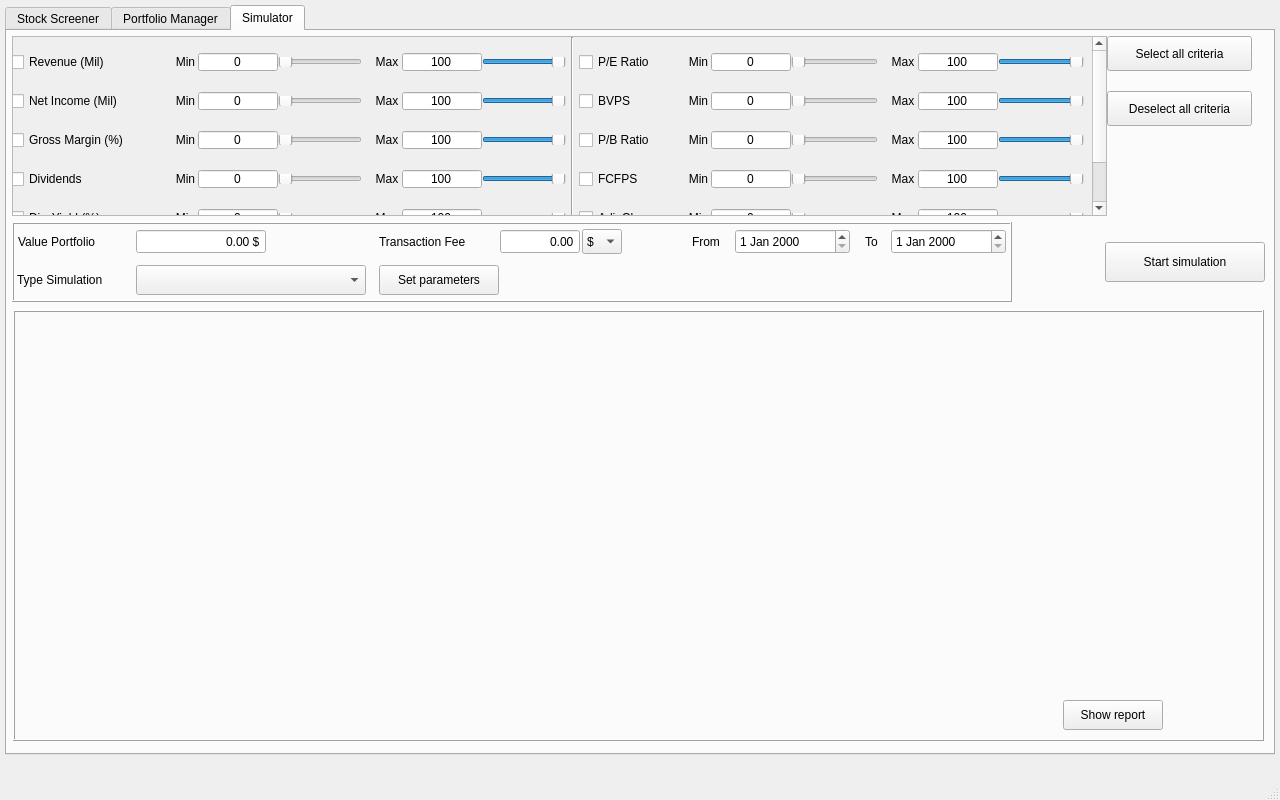
Gendostie/market-analysis, file QT/MainWindow.ui: the form before one commit.
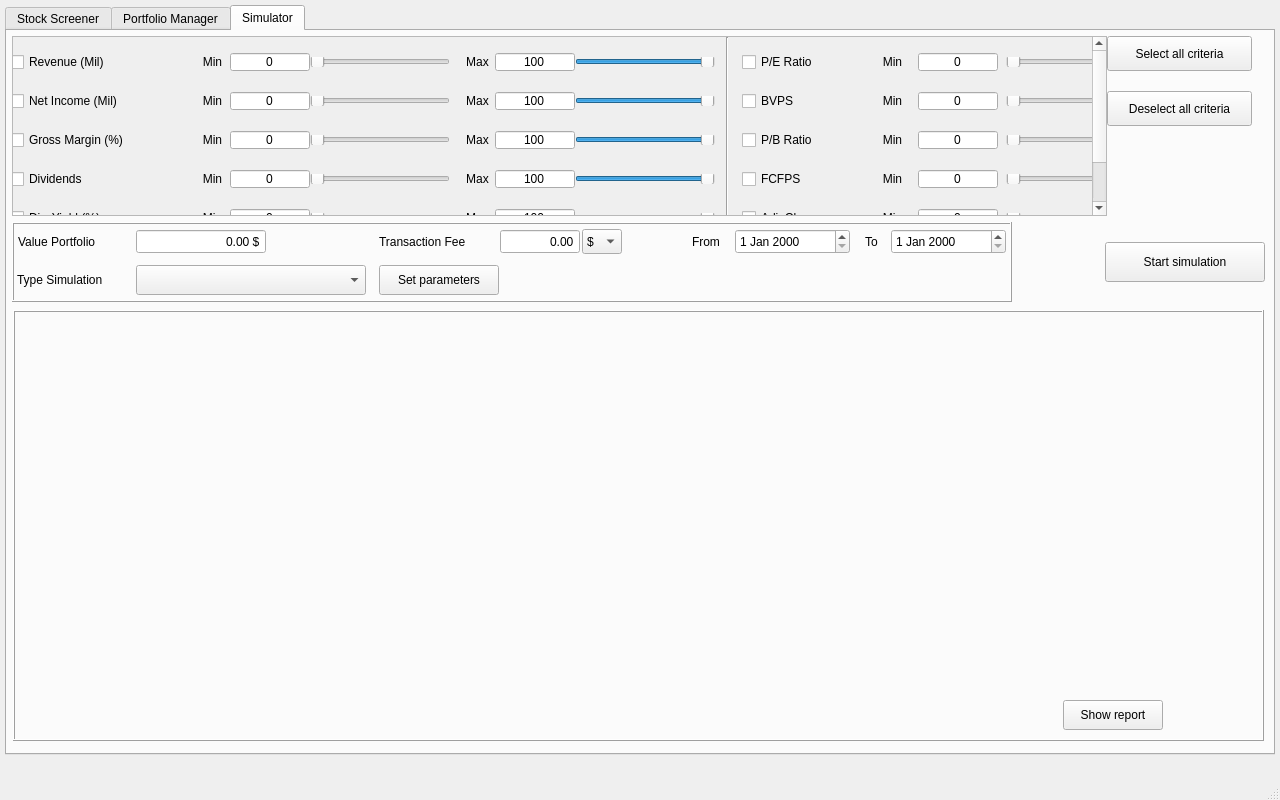
The form after the commit. Icons and pictures are not drawn.

```diff
--- a/QT/MainWindow.ui
+++ b/QT/MainWindow.ui
@@ -3974,7 +3974,7 @@
          <rect>
           <x>-3</x>
           <y>0</y>
-          <width>1074</width>
+          <width>1435</width>
           <height>251</height>
          </rect>
         </property>
```
Left out of the diff: 6 changed lines with no effect on the pictures.
